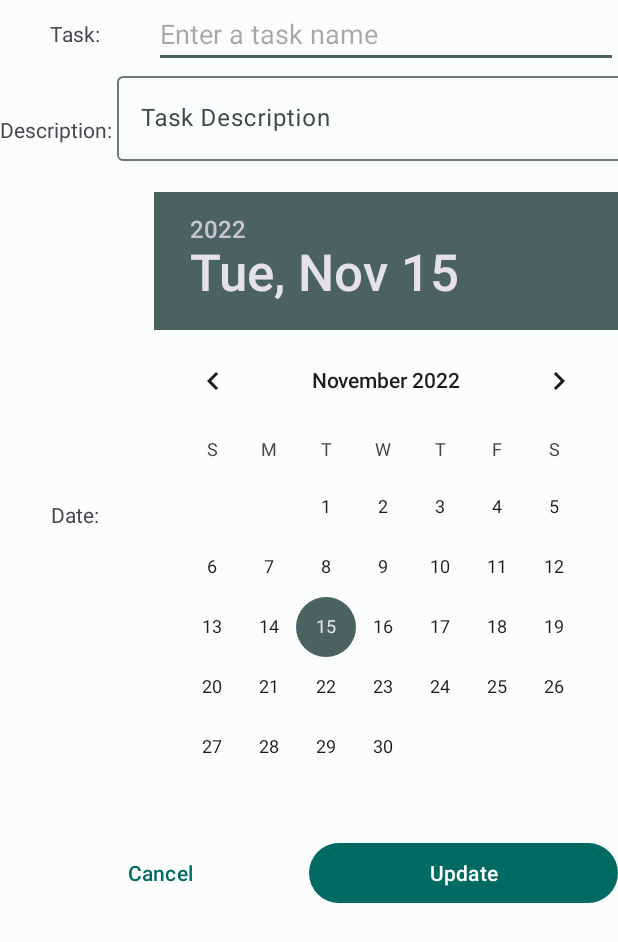
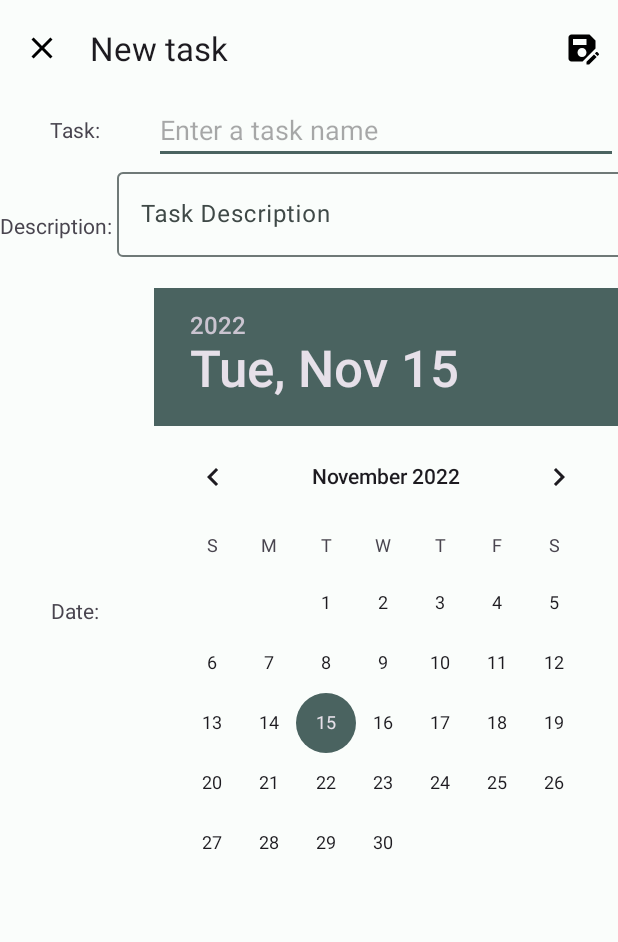
Before and after one commit to PhiThai1309/ToDoApplication, an Android app: the UpdateActivity screen opened directly, with no data from a screen before it, on a phone screen of 412 x 824 dp. Shown: the top 942 px of the screen. Run offline under Robolectric (Android 15) with nearby library versions, the phone set to English and light mode, and no system bars; our stand-ins replace Firebase (no records; nobody signed in at launch, a user with empty details on screens opened directly).

Commit message:
Update add/edit task UI

```diff
--- a/app/src/main/java/com/example/todoapplication/UpdateActivity.java
+++ b/app/src/main/java/com/example/todoapplication/UpdateActivity.java
@@ -4,6 +4,7 @@ import android.app.ProgressDialog;
 import android.content.DialogInterface;
 import android.content.Intent;
 import android.os.Bundle;
+import android.view.Menu;
 import android.view.MenuItem;
 import android.widget.Button;
 import android.widget.EditText;
@@ -14,6 +15,7 @@ import androidx.appcompat.app.AppCompatActivity;
 
 import com.google.android.gms.tasks.OnCompleteListener;
 import com.google.android.gms.tasks.Task;
+import com.google.android.material.appbar.MaterialToolbar;
 import com.google.android.material.dialog.MaterialAlertDialogBuilder;
 import com.google.android.material.textfield.TextInputEditText;
 import com.google.android.material.textfield.TextInputLayout;
@@ -56,6 +58,9 @@ public class UpdateActivity extends AppCompatActivity {
         onlineUserID = mUser.getUid();
         reference = FirebaseDatabase.getInstance().getReference().child("TaskList").child(onlineUserID);
 
+        MaterialToolbar taskTitle = findViewById(R.id.homeToolbar);
+        setSupportActionBar(taskTitle);
+
         Intent intent = getIntent();
         key = intent.getStringExtra("key");
 
@@ -83,27 +88,18 @@ public class UpdateActivity extends AppCompatActivity {
         uDescription = (TextInputEditText) findViewById(R.id.newDescription);
         uDescription.setText(description);
 
-        Button save = (Button) findViewById(R.id.create);
-        save.setText("Update");
-        Button cancel = (Button) findViewById(R.id.cancel);
-
-        cancel.setOnClickListener(v -> {
-            finish();
-        });
-
-        save.setOnClickListener(v -> {
+        taskTitle.setOnMenuItemClickListener(item -> {
+            switch (item.getItemId()) {
+                case R.id.save:
                     String mTask = uTask.getText().toString().trim();
                     String mDescription = uDescription.getText().toString().trim();
                     String date = DateFormat.getDateTimeInstance().format(new Date());
 
                     if (mTask.isEmpty()){
                         uTask.setError("Task Required");
-                return;
                     }
-
                     if (mDescription.isEmpty()) {
                         uDescription_wrapper.setError("Description Required");
-                return;
                     } else {
                         loader.setMessage("Adding Task");
                         loader.setCanceledOnTouchOutside(false);
@@ -126,7 +122,16 @@ public class UpdateActivity extends AppCompatActivity {
                         });
                         loader.dismiss();
                     }
+                    return true;
+            }
+            return false;
         });
+
+    }
+    @Override
+    public boolean onSupportNavigateUp() {
+        onBackPressed();
+        return true;
     }
 
     @Override
@@ -149,4 +154,10 @@ public class UpdateActivity extends AppCompatActivity {
         });
         builder.show();
     }
+
+    @Override
+    public boolean onCreateOptionsMenu(Menu menu) {
+        getMenuInflater().inflate(R.menu.details_app_bar, menu);
+        return true;
     }
+}
--- /dev/null
+++ b/app/src/main/res/drawable/ic_baseline_close_24.xml
@@ -0,0 +1,5 @@
+<vector android:autoMirrored="true" android:height="24dp"
+    android:tint="#000000" android:viewportHeight="24"
+    android:viewportWidth="24" android:width="24dp" xmlns:android="http://schemas.android.com/apk/res/android">
+    <path android:fillColor="@android:color/white" android:pathData="M19,6.41L17.59,5 12,10.59 6.41,5 5,6.41 10.59,12 5,17.59 6.41,19 12,13.41 17.59,19 19,17.59 13.41,12z"/>
+</vector>
--- /dev/null
+++ b/app/src/main/res/drawable/ic_baseline_logout_24.xml
@@ -0,0 +1,5 @@
+<vector android:autoMirrored="true" android:height="24dp"
+    android:tint="#E52D2D" android:viewportHeight="24"
+    android:viewportWidth="24" android:width="24dp" xmlns:android="http://schemas.android.com/apk/res/android">
+    <path android:fillColor="@android:color/white" android:pathData="M17,7l-1.41,1.41L18.17,11H8v2h10.17l-2.58,2.58L17,17l5,-5zM4,5h8V3H4c-1.1,0 -2,0.9 -2,2v14c0,1.1 0.9,2 2,2h8v-2H4V5z"/>
+</vector>
--- a/app/src/main/res/layout/activity_home.xml
+++ b/app/src/main/res/layout/activity_home.xml
@@ -23,7 +23,6 @@
                 android:layout_height="?attr/actionBarSize"
                 app:layout_collapseMode="pin"
                 app:menu="@menu/app_bar"
-                app:navigationIcon="@drawable/ic_baseline_menu_24"
                 app:title="To Do Appication" />
 
             <com.google.android.material.progressindicator.LinearProgressIndicator
@@ -35,8 +34,6 @@
         </com.google.android.material.appbar.CollapsingToolbarLayout>
 
     </com.google.android.material.appbar.AppBarLayout>
-
-
 
     <androidx.recyclerview.widget.RecyclerView
         android:id="@+id/taskList"
--- a/app/src/main/res/layout/activity_input.xml
+++ b/app/src/main/res/layout/activity_input.xml
@@ -4,6 +4,21 @@
     android:layout_height="match_parent"
     xmlns:app="http://schemas.android.com/apk/res-auto"
     android:orientation="vertical">
+    <com.google.android.material.appbar.AppBarLayout
+        android:layout_width="match_parent"
+        android:layout_height="wrap_content"
+        android:fitsSystemWindows="true">
+
+        <com.google.android.material.appbar.MaterialToolbar
+            android:id="@+id/homeToolbar"
+            android:layout_width="match_parent"
+            android:layout_height="?attr/actionBarSize"
+            app:layout_collapseMode="pin"
+            app:title="New task"
+            app:menu="@menu/details_app_bar"
+            app:navigationIcon="@drawable/ic_baseline_close_24"/>
+    </com.google.android.material.appbar.AppBarLayout>
+
     <LinearLayout
         android:layout_width="match_parent"
         android:layout_height="wrap_content"
@@ -70,23 +85,4 @@
             android:layout_height="match_parent"
             android:layout_weight="3"/>
     </LinearLayout>
-
-    <LinearLayout
-        android:layout_width="match_parent"
-        android:layout_height="wrap_content"
-        android:orientation="horizontal">
-        <Button
-            android:id="@+id/cancel"
-            android:layout_width="match_parent"
-            android:layout_height="wrap_content"
-            android:text="Cancel"
-            android:layout_weight="1"
-            style="?android:attr/buttonBarButtonStyle" />
-        <Button
-            android:id="@+id/create"
-            android:layout_width="match_parent"
-            android:layout_height="wrap_content"
-            android:text="Create new task"
-            android:layout_weight="1"/>
-    </LinearLayout>
 </LinearLayout>
--- a/app/src/main/res/menu/app_bar.xml
+++ b/app/src/main/res/menu/app_bar.xml
@@ -16,4 +16,10 @@
         android:contentDescription="this is a sort task button"
         app:showAsAction="ifRoom|collapseActionView"/>
 
+    <item
+        android:id="@+id/logOut"
+        android:contentDescription="this is a log out button"
+        android:icon="@drawable/ic_baseline_logout_24"
+        android:title="Log Out"
+        app:showAsAction="collapseActionView|withText" />
 </menu>
--- /dev/null
+++ b/app/src/main/res/menu/details_app_bar.xml
@@ -0,0 +1,10 @@
+<?xml version="1.0" encoding="utf-8"?>
+<menu xmlns:android="http://schemas.android.com/apk/res/android"
+    xmlns:app="http://schemas.android.com/apk/res-auto">
+    <item
+        android:id="@+id/save"
+        android:contentDescription="this is a save button"
+        android:icon="@drawable/ic_baseline_save_as_24"
+        android:title="Save"
+        app:showAsAction="ifRoom" />
+</menu>
```
Also changed, not shown: app/src/main/AndroidManifest.xml (+1 -10 lines), app/src/main/java/com/example/todoapplication/DetailsActivity.java (+6 -2 lines), app/src/main/java/com/example/todoapplication/HomeActivity.java (+13 -2 lines), app/src/main/java/com/example/todoapplication/InputActivity.java (+45 -11 lines), app/src/main/java/com/example/todoapplication/SearchResultsActivity.java (deleted, +0 -37 lines), app/src/main/res/layout/activity_details.xml (+16 -0 lines). Lines whose indentation alone changed are shown as unchanged.
